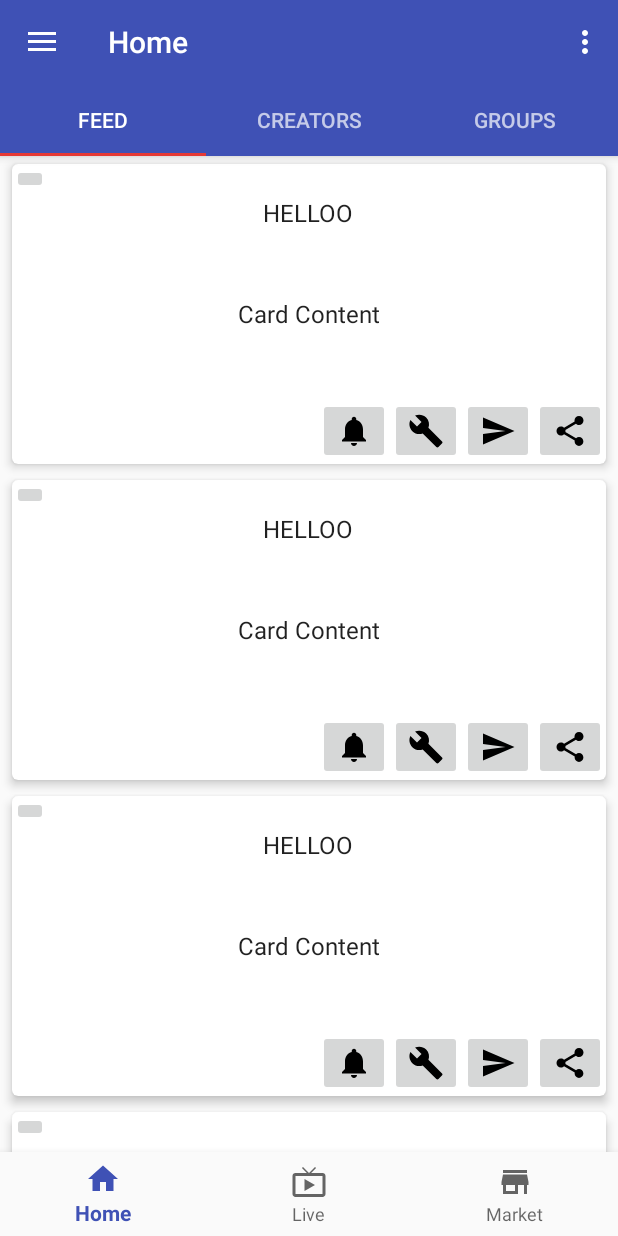
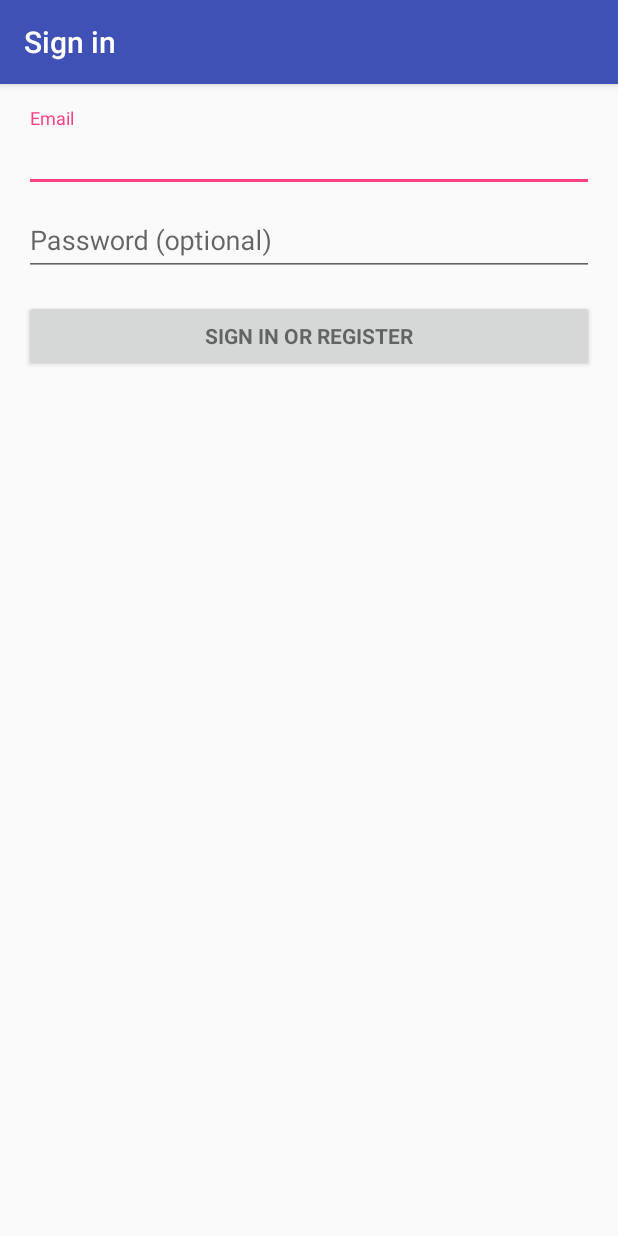
Before and after one commit to AlAskalany/wasder-android, an Android app: the screen it shows after launch (MainActivity before the commit, LoginActivity after it), on a phone screen of 412 x 824 dp. Run offline under Robolectric (Android 15) with nearby library versions, the phone set to English and light mode, and no system bars; our stand-ins replace Firebase (no records; nobody signed in at launch, a user with empty details on screens opened directly); 2 statements that could not run were skipped.

Commit message:
LoginActivity

```diff
--- /dev/null
+++ b/app/src/main/java/com/wasder/wasderapp/LoginActivity.java
@@ -0,0 +1,393 @@
+package com.wasder.wasderapp;
+
+import android.animation.Animator;
+import android.animation.AnimatorListenerAdapter;
+import android.annotation.TargetApi;
+import android.app.LoaderManager.LoaderCallbacks;
+import android.content.CursorLoader;
+import android.content.Intent;
+import android.content.Loader;
+import android.content.pm.PackageManager;
+import android.database.Cursor;
+import android.net.Uri;
+import android.os.AsyncTask;
+import android.os.Build;
+import android.os.Bundle;
+import android.provider.ContactsContract;
+import android.support.annotation.NonNull;
+import android.support.design.widget.Snackbar;
+import android.support.v7.app.AppCompatActivity;
+import android.text.TextUtils;
+import android.util.Log;
+import android.view.KeyEvent;
+import android.view.View;
+import android.view.View.OnClickListener;
+import android.view.inputmethod.EditorInfo;
+import android.widget.ArrayAdapter;
+import android.widget.AutoCompleteTextView;
+import android.widget.Button;
+import android.widget.EditText;
+import android.widget.TextView;
+import android.widget.Toast;
+
+import com.google.android.gms.tasks.OnCompleteListener;
+import com.google.android.gms.tasks.Task;
+import com.google.firebase.auth.AuthResult;
+import com.google.firebase.auth.FirebaseAuth;
+import com.google.firebase.auth.FirebaseUser;
+
+import java.util.ArrayList;
+import java.util.List;
+
+import static android.Manifest.permission.READ_CONTACTS;
+
+/**
+ * A login screen that offers login via email/password.
+ */
+public class LoginActivity extends AppCompatActivity implements LoaderCallbacks<Cursor> {
+
+	private static final String TAG = "LoginActivity";
+	/**
+	 * Id to identity READ_CONTACTS permission request.
+	 */
+	private static final int REQUEST_READ_CONTACTS = 0;
+	/**
+	 * A dummy authentication store containing known user names and passwords.
+	 * TODO: remove after connecting to a real authentication system.
+	 */
+	private static final String[] DUMMY_CREDENTIALS = new String[]{"foo@example.com:hello", "bar@example.com:world"};
+	private FirebaseAuth firebaseAuth;
+	private FirebaseAuth.AuthStateListener authStateListener;
+	/**
+	 * Keep track of the login task to ensure we can cancel it if requested.
+	 */
+	private UserLoginTask mAuthTask = null;
+
+	// UI references.
+	private AutoCompleteTextView mEmailView;
+	private EditText mPasswordView;
+	private View mProgressView;
+	private View mLoginFormView;
+
+	@Override
+	protected void onCreate(Bundle savedInstanceState) {
+
+		super.onCreate(savedInstanceState);
+		setContentView(R.layout.activity_login);
+		firebaseAuth = FirebaseAuth.getInstance();
+		authStateListener = new FirebaseAuth.AuthStateListener() {
+
+			@Override
+			public void onAuthStateChanged(@NonNull FirebaseAuth firebaseAuth) {
+
+				FirebaseUser user = firebaseAuth.getCurrentUser();
+				if (user != null) {
+					Log.d(TAG, "Signed in");
+				} else {
+					Log.d(TAG, "Signed out");
+					startActivity(new Intent(LoginActivity.this, LoginActivity.class));
+				}
+
+			}
+		};
+		// Set up the login form.
+		mEmailView = (AutoCompleteTextView) findViewById(R.id.email);
+		populateAutoComplete();
+
+		mPasswordView = (EditText) findViewById(R.id.password);
+		mPasswordView.setOnEditorActionListener(new TextView.OnEditorActionListener() {
+
+			@Override
+			public boolean onEditorAction(TextView textView, int id, KeyEvent keyEvent) {
+
+				if (id == R.id.login || id == EditorInfo.IME_NULL) {
+					attemptLogin();
+					return true;
+				}
+				return false;
+			}
+		});
+
+		Button mEmailSignInButton = (Button) findViewById(R.id.email_sign_in_button);
+		mEmailSignInButton.setOnClickListener(new OnClickListener() {
+
+			@Override
+			public void onClick(View view) {
+
+				attemptLogin();
+			}
+		});
+
+		mLoginFormView = findViewById(R.id.login_form);
+		mProgressView = findViewById(R.id.login_progress);
+	}
+
+	private void populateAutoComplete() {
+
+		if (!mayRequestContacts()) {
+			return;
+		}
+
+		getLoaderManager().initLoader(0, null, this);
+	}
+
+	/**
+	 * Attempts to sign in or register the account specified by the login form.
+	 * If there are form errors (invalid email, missing fields, etc.), the
+	 * errors are presented and no actual login attempt is made.
+	 */
+	private void attemptLogin() {
+
+		if (mAuthTask != null) {
+			return;
+		}
+
+		// Reset errors.
+		mEmailView.setError(null);
+		mPasswordView.setError(null);
+
+		// Store values at the time of the login attempt.
+		String email = mEmailView.getText().toString();
+		String password = mPasswordView.getText().toString();
+
+		boolean cancel = false;
+		View focusView = null;
+
+		// Check for a valid password, if the user entered one.
+		if (!TextUtils.isEmpty(password) && !isPasswordValid(password)) {
+			mPasswordView.setError(getString(R.string.error_invalid_password));
+			focusView = mPasswordView;
+			cancel = true;
+		}
+
+		// Check for a valid email address.
+		if (TextUtils.isEmpty(email)) {
+			mEmailView.setError(getString(R.string.error_field_required));
+			focusView = mEmailView;
+			cancel = true;
+		} else if (!isEmailValid(email)) {
+			mEmailView.setError(getString(R.string.error_invalid_email));
+			focusView = mEmailView;
+			cancel = true;
+		}
+
+		if (cancel) {
+			// There was an error; don't attempt login and focus the first
+			// form field with an error.
+			focusView.requestFocus();
+		} else {
+			// Show a progress spinner, and kick off a background task to
+			// perform the user login attempt.
+			showProgress(true);
+			mAuthTask = new UserLoginTask(email, password);
+			mAuthTask.execute((Void) null);
+		}
+	}
+
+	private boolean mayRequestContacts() {
+
+		if (Build.VERSION.SDK_INT < Build.VERSION_CODES.M) {
+			return true;
+		}
+		if (checkSelfPermission(READ_CONTACTS) == PackageManager.PERMISSION_GRANTED) {
+			return true;
+		}
+		if (shouldShowRequestPermissionRationale(READ_CONTACTS)) {
+			Snackbar.make(mEmailView, R.string.permission_rationale, Snackbar.LENGTH_INDEFINITE).setAction(android.R.string.ok, new View
+					.OnClickListener() {
+
+				@Override
+				@TargetApi(Build.VERSION_CODES.M)
+				public void onClick(View v) {
+
+					requestPermissions(new String[]{READ_CONTACTS}, REQUEST_READ_CONTACTS);
+				}
+			});
+		} else {
+			requestPermissions(new String[]{READ_CONTACTS}, REQUEST_READ_CONTACTS);
+		}
+		return false;
+	}
+
+	private boolean isPasswordValid(String password) {
+		//TODO: Replace this with your own logic
+		return password.length() > 4;
+	}
+
+	private boolean isEmailValid(String email) {
+		//TODO: Replace this with your own logic
+		return email.contains("@");
+	}
+
+	/**
+	 * Shows the progress UI and hides the login form.
+	 */
+	@TargetApi(Build.VERSION_CODES.HONEYCOMB_MR2)
+	private void showProgress(final boolean show) {
+		// On Honeycomb MR2 we have the ViewPropertyAnimator APIs, which allow
+		// for very easy animations. If available, use these APIs to fade-in
+		// the progress spinner.
+		if (Build.VERSION.SDK_INT >= Build.VERSION_CODES.HONEYCOMB_MR2) {
+			int shortAnimTime = getResources().getInteger(android.R.integer.config_shortAnimTime);
+
+			mLoginFormView.setVisibility(show ? View.GONE : View.VISIBLE);
+			mLoginFormView.animate().setDuration(shortAnimTime).alpha(show ? 0 : 1).setListener(new AnimatorListenerAdapter() {
+
+				@Override
+				public void onAnimationEnd(Animator animation) {
+
+					mLoginFormView.setVisibility(show ? View.GONE : View.VISIBLE);
+				}
+			});
+
+			mProgressView.setVisibility(show ? View.VISIBLE : View.GONE);
+			mProgressView.animate().setDuration(shortAnimTime).alpha(show ? 1 : 0).setListener(new AnimatorListenerAdapter() {
+
+				@Override
+				public void onAnimationEnd(Animator animation) {
+
+					mProgressView.setVisibility(show ? View.VISIBLE : View.GONE);
+				}
+			});
+		} else {
+			// The ViewPropertyAnimator APIs are not available, so simply show
+			// and hide the relevant UI components.
+			mProgressView.setVisibility(show ? View.VISIBLE : View.GONE);
+			mLoginFormView.setVisibility(show ? View.GONE : View.VISIBLE);
+		}
+	}
+
+	/**
+	 * Callback received when a permissions request has been completed.
+	 */
+	@Override
+	public void onRequestPermissionsResult(int requestCode, @NonNull String[] permissions, @NonNull int[] grantResults) {
+
+		if (requestCode == REQUEST_READ_CONTACTS) {
+			if (grantResults.length == 1 && grantResults[0] == PackageManager.PERMISSION_GRANTED) {
+				populateAutoComplete();
+			}
+		}
+	}
+
+	@Override
+	public Loader<Cursor> onCreateLoader(int i, Bundle bundle) {
+
+		return new CursorLoader(this,
+				// Retrieve data rows for the device user's 'profile' contact.
+				Uri.withAppendedPath(ContactsContract.Profile.CONTENT_URI, ContactsContract.Contacts.Data.CONTENT_DIRECTORY), ProfileQuery
+				.PROJECTION,
+
+				// Select only email addresses.
+				ContactsContract.Contacts.Data.MIMETYPE + " = ?", new String[]{ContactsContract.CommonDataKinds.Email.CONTENT_ITEM_TYPE},
+
+				// Show primary email addresses first. Note that there won't be
+				// a primary email address if the user hasn't specified one.
+				ContactsContract.Contacts.Data.IS_PRIMARY + " DESC");
+	}
+
+	@Override
+	public void onLoadFinished(Loader<Cursor> cursorLoader, Cursor cursor) {
+
+		List<String> emails = new ArrayList<>();
+		cursor.moveToFirst();
+		while (!cursor.isAfterLast()) {
+			emails.add(cursor.getString(ProfileQuery.ADDRESS));
+			cursor.moveToNext();
+		}
+
+		addEmailsToAutoComplete(emails);
+	}
+
+	@Override
+	public void onLoaderReset(Loader<Cursor> cursorLoader) {
+
+	}
+
+	private void addEmailsToAutoComplete(List<String> emailAddressCollection) {
+		//Create adapter to tell the AutoCompleteTextView what to show in its dropdown list.
+		ArrayAdapter<String> adapter = new ArrayAdapter<>(LoginActivity.this, android.R.layout.simple_dropdown_item_1line, emailAddressCollection);
+
+		mEmailView.setAdapter(adapter);
+	}
+
+	private interface ProfileQuery {
+
+		String[] PROJECTION = {ContactsContract.CommonDataKinds.Email.ADDRESS, ContactsContract.CommonDataKinds.Email.IS_PRIMARY,};
+
+		int ADDRESS = 0;
+		int IS_PRIMARY = 1;
+	}
+
+	/**
+	 * Represents an asynchronous login/registration task used to authenticate
+	 * the user.
+	 */
+	public class UserLoginTask extends AsyncTask<Void, Void, Boolean> {
+
+		private final String mEmail;
+		private final String mPassword;
+
+		UserLoginTask(String email, String password) {
+
+			mEmail = email;
+			mPassword = password;
+		}
+
+		@Override
+		protected Boolean doInBackground(Void... params) {
+			// TODO: attempt authentication against a network service.
+
+			try {
+				// Simulate network access.
+				firebaseAuth.createUserWithEmailAndPassword(mEmail, mPassword).addOnCompleteListener(LoginActivity.this, new
+						OnCompleteListener<AuthResult>() {
+
+					@Override
+					public void onComplete(@NonNull Task<AuthResult> task) {
+
+						Log.d(TAG, "createdUserWithEmail:onComplete" + task.isSuccessful());
+						if (!task.isSuccessful()) {
+							Toast.makeText(LoginActivity.this, "Authentication Failed", Toast.LENGTH_SHORT).show();
+						}
+					}
+				});
+				Thread.sleep(2000);
+			} catch (InterruptedException e) {
+				return false;
+			}
+
+			for (String credential : DUMMY_CREDENTIALS) {
+				String[] pieces = credential.split(":");
+				if (pieces[0].equals(mEmail)) {
+					// Account exists, return true if the password matches.
+					return pieces[1].equals(mPassword);
+				}
+			}
+
+			// TODO: register the new account here.
+			return true;
+		}
+
+		@Override
+		protected void onPostExecute(final Boolean success) {
+
+			mAuthTask = null;
+			showProgress(false);
+
+			if (success) {
+				finish();
+			} else {
+				mPasswordView.setError(getString(R.string.error_incorrect_password));
+				mPasswordView.requestFocus();
+			}
+		}
+
+		@Override
+		protected void onCancelled() {
+
+			mAuthTask = null;
+			showProgress(false);
+		}
+	}
+}
--- a/app/src/main/java/com/wasder/wasderapp/MainActivity.java
+++ b/app/src/main/java/com/wasder/wasderapp/MainActivity.java
@@ -1,5 +1,6 @@
 package com.wasder.wasderapp;
 
+import android.content.Intent;
 import android.net.Uri;
 import android.os.Bundle;
 import android.support.annotation.NonNull;
@@ -95,6 +96,7 @@ public class MainActivity extends AppCompatActivity implements NavigationView.On
 					Log.d(TAG, "Signed in");
 				} else {
 					Log.d(TAG, "Signed out");
+					startActivity(new Intent(MainActivity.this, LoginActivity.class));
 				}
 			}
 		};
--- /dev/null
+++ b/app/src/main/res/layout/activity_login.xml
@@ -0,0 +1,77 @@
+<LinearLayout xmlns:android="http://schemas.android.com/apk/res/android"
+              xmlns:tools="http://schemas.android.com/tools"
+              android:layout_width="match_parent"
+              android:layout_height="match_parent"
+              android:gravity="center_horizontal"
+              android:orientation="vertical"
+              android:paddingBottom="@dimen/activity_vertical_margin"
+              android:paddingLeft="@dimen/activity_horizontal_margin"
+              android:paddingRight="@dimen/activity_horizontal_margin"
+              android:paddingTop="@dimen/activity_vertical_margin"
+              tools:context="com.wasder.wasderapp.LoginActivity">
+
+    <!-- Login progress -->
+    <ProgressBar
+        android:id="@+id/login_progress"
+        style="?android:attr/progressBarStyleLarge"
+        android:layout_width="wrap_content"
+        android:layout_height="wrap_content"
+        android:layout_marginBottom="8dp"
+        android:visibility="gone"/>
+
+    <ScrollView
+        android:id="@+id/login_form"
+        android:layout_width="match_parent"
+        android:layout_height="match_parent">
+
+        <LinearLayout
+            android:id="@+id/email_login_form"
+            android:layout_width="match_parent"
+            android:layout_height="wrap_content"
+            android:orientation="vertical">
+
+            <android.support.design.widget.TextInputLayout
+                android:layout_width="match_parent"
+                android:layout_height="wrap_content">
+
+                <AutoCompleteTextView
+                    android:id="@+id/email"
+                    android:layout_width="match_parent"
+                    android:layout_height="wrap_content"
+                    android:hint="@string/prompt_email"
+                    android:inputType="textEmailAddress"
+                    android:maxLines="1"
+                    android:singleLine="true"/>
+
+            </android.support.design.widget.TextInputLayout>
+
+            <android.support.design.widget.TextInputLayout
+                android:layout_width="match_parent"
+                android:layout_height="wrap_content">
+
+                <EditText
+                    android:id="@+id/password"
+                    android:layout_width="match_parent"
+                    android:layout_height="wrap_content"
+                    android:hint="@string/prompt_password"
+                    android:imeActionId="@+id/login"
+                    android:imeActionLabel="@string/action_sign_in_short"
+                    android:imeOptions="actionUnspecified"
+                    android:inputType="textPassword"
+                    android:maxLines="1"
+                    android:singleLine="true"/>
+
+            </android.support.design.widget.TextInputLayout>
+
+            <Button
+                android:id="@+id/email_sign_in_button"
+                style="?android:textAppearanceSmall"
+                android:layout_width="match_parent"
+                android:layout_height="wrap_content"
+                android:layout_marginTop="16dp"
+                android:text="@string/action_sign_in"
+                android:textStyle="bold"/>
+
+        </LinearLayout>
+    </ScrollView>
+</LinearLayout>
--- a/app/src/main/res/values/strings.xml
+++ b/app/src/main/res/values/strings.xml
@@ -16,4 +16,18 @@
     <string name="hello_blank_fragment">Hello blank fragment</string>
     <string name="title_live">Live</string>
     <string name="title_market">Market</string>
+    <string name="title_activity_login">Sign in</string>
+
+    <!-- Strings related to login -->
+    <string name="prompt_email">Email</string>
+    <string name="prompt_password">Password (optional)</string>
+    <string name="action_sign_in">Sign in or register</string>
+    <string name="action_sign_in_short">Sign in</string>
+    <string name="error_invalid_email">This email address is invalid</string>
+    <string name="error_invalid_password">This password is too short</string>
+    <string name="error_incorrect_password">This password is incorrect</string>
+    <string name="error_field_required">This field is required</string>
+    <string name="permission_rationale">"Contacts permissions are needed for providing email
+        completions."
+    </string>
 </resources>
```
Also changed, not shown: app/src/main/AndroidManifest.xml (+10 -1 lines).
